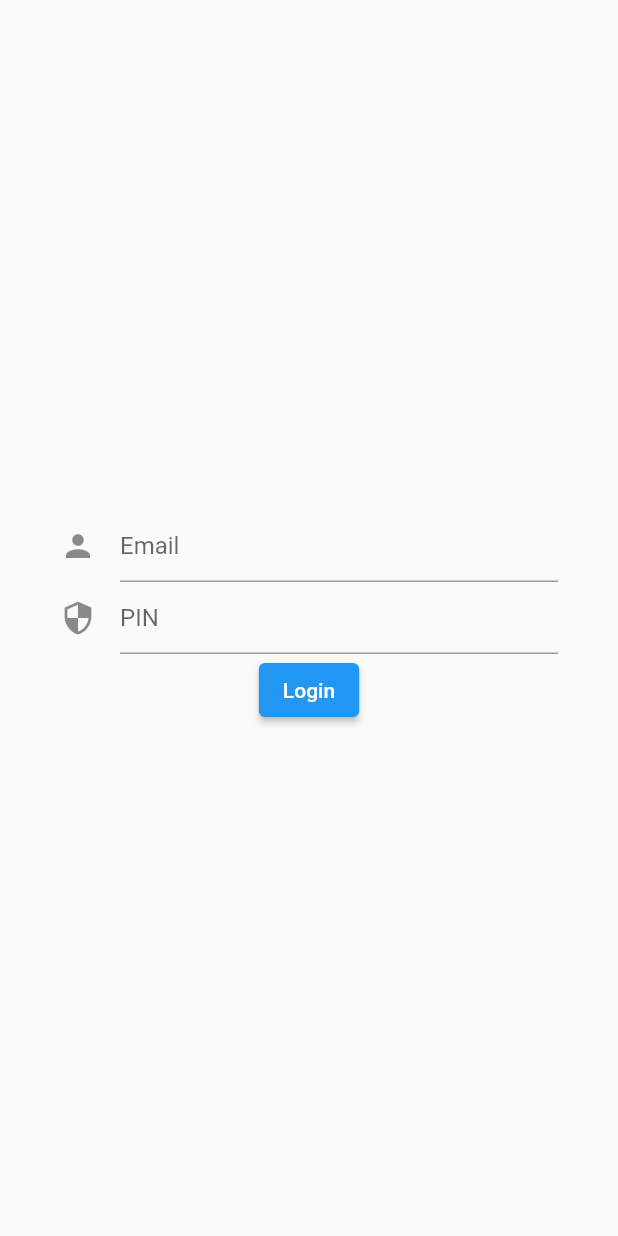
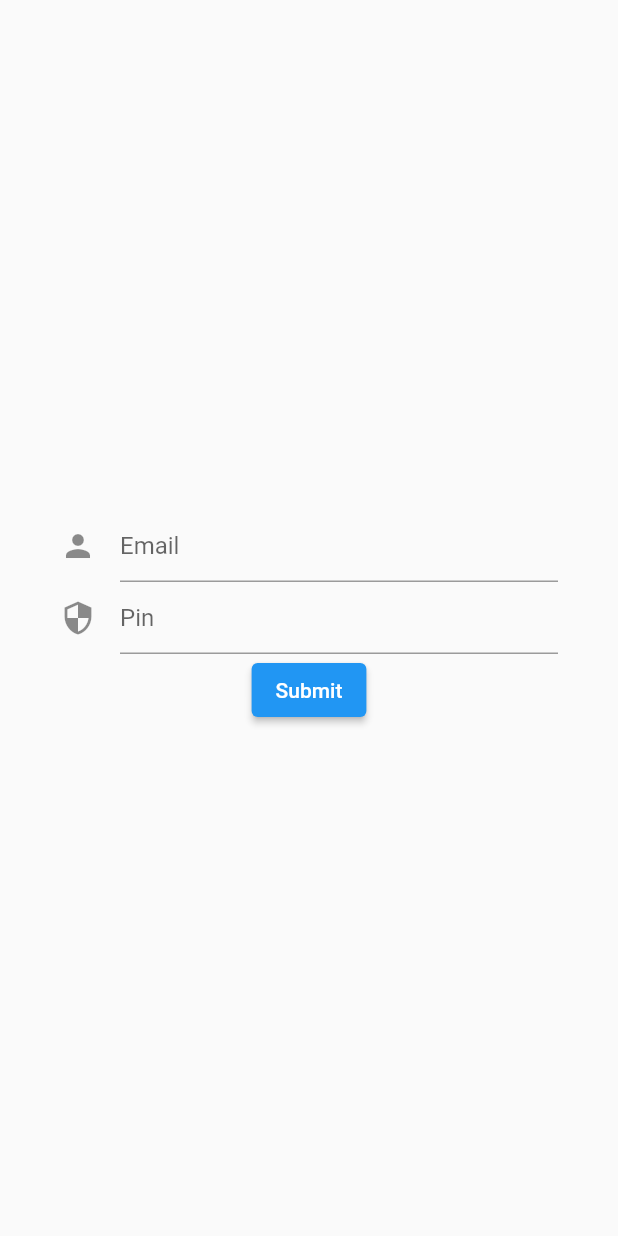
Before and after one commit to fillthegapp/flutter_example, a Flutter app: the screen it shows after launch, on a phone screen of 412 x 824 dp. Run offline on Flutter 3.47's test engine with Material 2 defaults, Android fonts, the phone set to English and light mode, and no system bars; our stand-ins replace equatable, flutter_bloc.

Commit message:
changes to include events, forms and formstates to keep updated the UI

```diff
--- a/lib/dependency/app_dependency.dart
+++ b/lib/dependency/app_dependency.dart
@@ -1,6 +1,7 @@
 import 'package:flutter/material.dart';
 import 'package:flutter_bloc/flutter_bloc.dart';
 import 'package:flutter_example/feature/login/bloc/login_bloc.dart';
+import 'package:flutter_example/repository/auth_repository.dart';
 
 class AppDependency extends StatelessWidget {
   const AppDependency({super.key, required this.child});
@@ -14,7 +15,7 @@ class AppDependency extends StatelessWidget {
     return MultiBlocProvider(
       providers: [
         BlocProvider<LoginBloc>(
-          create: (context) => LoginBloc(),
+          create: (context) => LoginBloc(AuthRepository()),
         ),
       ],
       child: child,
--- a/lib/example_app.dart
+++ b/lib/example_app.dart
@@ -1,7 +1,9 @@
 import 'package:flutter/material.dart';
+import 'package:flutter_bloc/flutter_bloc.dart';
 import 'package:flutter_example/dependency/app_dependency.dart';
 import 'package:flutter_example/feature/login/screen/login_screen.dart';
 import 'package:flutter_example/feature/museum_list/screen/museum_list_screen.dart';
+import 'package:flutter_example/repository/auth_repository.dart';
 
 final GlobalKey<NavigatorState> navigatorKey = GlobalKey<NavigatorState>();
 
@@ -16,7 +18,8 @@ class ExampleApp extends StatelessWidget {
           debugShowMaterialGrid: false,
           initialRoute: 'login',
           routes: {
-            'login': (_) => LoginScreen(),
+            'login': (_) => RepositoryProvider(
+                create: (context) => AuthRepository(), child: LoginScreen()),
             'museum_list': (_) => const MuseumListScreen()
           }),
     );
--- /dev/null
+++ b/lib/feature/login/bloc/form_submission_state.dart
@@ -0,0 +1,18 @@
+abstract class FormSubmissionState {
+  const FormSubmissionState();
+}
+
+class FormInitialState extends FormSubmissionState {}
+
+class FormInvalidUser extends FormSubmissionState {}
+
+class FormInvalidPin extends FormSubmissionState {}
+
+class FormSubmittingState extends FormSubmissionState {}
+
+class FormSubmitSuccessState extends FormSubmissionState {}
+
+class FormSubmitFailedState extends FormSubmissionState {
+  final Exception exception;
+  FormSubmitFailedState(this.exception);
+}
--- a/lib/feature/login/bloc/login_event.dart
+++ b/lib/feature/login/bloc/login_event.dart
@@ -10,8 +10,19 @@ abstract class LoginEvent extends Equatable {
 class OnEmailChangedEvent extends LoginEvent {
   final String email;
 
-  OnEmailChangedEvent({required this.email});
+  const OnEmailChangedEvent({required this.email});
 
   @override
   List<Object?> get props => [email];
 }
+
+class OnPinChangedEvent extends LoginEvent {
+  final String pin;
+
+  const OnPinChangedEvent({required this.pin});
+
+  @override
+  List<Object?> get props => [pin];
+}
+
+class OnLoginButtonClickEvent extends LoginEvent {}
--- a/lib/feature/login/bloc/login_state.dart
+++ b/lib/feature/login/bloc/login_state.dart
@@ -1,12 +1,17 @@
 part of 'login_bloc.dart';
 
- class LoginState extends Equatable {
-  const LoginState();
+class LoginState extends Equatable {
+  final String email;
+
+  final String pin;
+  final FormSubmissionState formStatus;
+
+  const LoginState({
+    this.email = '',
+    this.pin = '',
+    required this.formStatus,
+  });
 
   @override
-  List<Object?> get props => [];
+  List<Object?> get props => [email, pin];
 }
-
-class LoginInitial extends LoginState {
-  const LoginInitial();
-}
--- a/lib/feature/login/screen/login_screen.dart
+++ b/lib/feature/login/screen/login_screen.dart
@@ -1,6 +1,10 @@
 import 'package:flutter/material.dart';
 import 'package:flutter_bloc/flutter_bloc.dart';
 import 'package:flutter_example/feature/login/bloc/login_bloc.dart';
+import 'package:flutter_example/widget/button_basic.dart';
+
+import '../../../widget/text_input.dart';
+import '../bloc/form_submission_state.dart';
 
 class LoginScreen extends StatelessWidget {
   final _formKey = GlobalKey<FormState>();
@@ -12,44 +16,133 @@ class LoginScreen extends StatelessWidget {
     return BlocBuilder<LoginBloc, LoginState>(
       builder: (context, state) {
         // Create screen depending on state
-        return Scaffold(body: _loginForm());
+        if (state.formStatus is FormInitialState) {
+          return Scaffold(body: _loginForm(context));
+        } else if (state.formStatus is FormInvalidUser) {
+          return Scaffold(body: _loginFormInvalidUser(context));
+        } else if (state.formStatus is FormInvalidPin) {
+          return Scaffold(body: _loginFormInvalidPin(context));
+        } else {
+          return Scaffold(body: _loginForm(context));
+        }
       },
     );
   }
 
-  Widget _loginForm() {
+  Widget _loginForm(BuildContext context) {
     return Form(
         key: _formKey,
         child: Padding(
           padding: const EdgeInsets.symmetric(horizontal: 40),
           child: Column(
             mainAxisAlignment: MainAxisAlignment.center,
-            children: [_usernameField(), _passwordField(), _loginButton()],
+            children: [
+              TextInput(
+                text: 'Email',
+                icon: const Icon(Icons.person),
+                onChangeText: (value) => {
+                  context
+                      .read<LoginBloc>()
+                      .add(OnEmailChangedEvent(email: value))
+                },
+                validateText: (value) => {},
+                secret: false,
+              ),
+              TextInput(
+                  text: 'Pin',
+                  icon: const Icon(Icons.security),
+                  validateText: (value) => {},
+                  onChangeText: (value) => {
+                        context
+                            .read<LoginBloc>()
+                            .add(OnPinChangedEvent(pin: value))
+                      },
+                  secret: true),
+              Button(
+                  text: 'Submit',
+                  onClickButton: () => {
+                        context.read<LoginBloc>().add(OnLoginButtonClickEvent())
+                      })
+            ],
           ),
         ));
   }
 
-  Widget _usernameField() {
-    return TextFormField(
-        decoration: const InputDecoration(
-          icon: Icon(Icons.person),
-          hintText: 'Email',
-        ),
-        validator: (value) => null);
+  Widget _loginFormInvalidUser(BuildContext context) {
+    return Form(
+        key: _formKey,
+        child: Padding(
+          padding: const EdgeInsets.symmetric(horizontal: 40),
+          child: Column(
+            mainAxisAlignment: MainAxisAlignment.center,
+            children: [
+              TextInput(
+                text: 'Email',
+                icon: const Icon(Icons.person),
+                onChangeText: (value) => {
+                  context
+                      .read<LoginBloc>()
+                      .add(OnEmailChangedEvent(email: value))
+                },
+                validateText: (value) => {},
+                secret: false,
+              ),
+              TextInput(
+                  text: 'Pin',
+                  icon: const Icon(Icons.security),
+                  validateText: (value) => {'Please enter a valid email'},
+                  onChangeText: (value) => {
+                        context
+                            .read<LoginBloc>()
+                            .add(OnPinChangedEvent(pin: value))
+                      },
+                  secret: true),
+              Button(
+                  text: 'Submit',
+                  onClickButton: () => {
+                        context.read<LoginBloc>().add(OnLoginButtonClickEvent())
+                      })
+            ],
+          ),
+        ));
   }
 
-  Widget _passwordField() {
-    return TextFormField(
-      obscureText: true,
-      decoration: const InputDecoration(
-        icon: Icon(Icons.security),
-        hintText: 'PIN',
-      ),
-      validator: (value) => null,
-    );
-  }
-
-  Widget _loginButton() {
-    return ElevatedButton(onPressed: () {}, child: const Text('Login'));
+  Widget _loginFormInvalidPin(BuildContext context) {
+    return Form(
+        key: _formKey,
+        child: Padding(
+          padding: const EdgeInsets.symmetric(horizontal: 40),
+          child: Column(
+            mainAxisAlignment: MainAxisAlignment.center,
+            children: [
+              TextInput(
+                text: 'Email',
+                icon: const Icon(Icons.person),
+                onChangeText: (value) => {
+                  context
+                      .read<LoginBloc>()
+                      .add(OnEmailChangedEvent(email: value))
+                },
+                validateText: (value) => {},
+                secret: false,
+              ),
+              TextInput(
+                  text: 'Pin',
+                  icon: const Icon(Icons.security),
+                  validateText: (value) => {'The pin should have 4 characters'},
+                  onChangeText: (value) => {
+                        context
+                            .read<LoginBloc>()
+                            .add(OnPinChangedEvent(pin: value))
+                      },
+                  secret: true),
+              Button(
+                  text: 'Submit',
+                  onClickButton: () => {
+                        context.read<LoginBloc>().add(OnLoginButtonClickEvent())
+                      })
+            ],
+          ),
+        ));
   }
 }
--- /dev/null
+++ b/lib/widget/button_basic.dart
@@ -0,0 +1,13 @@
+import 'package:flutter/material.dart';
+
+class Button extends StatelessWidget {
+  final String text;
+  final Function onClickButton;
+
+  const Button({super.key, required this.text, required this.onClickButton});
+
+  @override
+  Widget build(BuildContext context) {
+    return ElevatedButton(onPressed: () => onClickButton(), child: Text(text));
+  }
+}
--- /dev/null
+++ b/lib/widget/text_input.dart
@@ -0,0 +1,30 @@
+import 'package:flutter/material.dart';
+
+class TextInput extends StatelessWidget {
+  final String text;
+  final bool secret;
+  final Icon icon;
+  final Function validateText;
+  final Function onChangeText;
+
+  const TextInput(
+      {super.key,
+      required this.text,
+      required this.icon,
+      required this.validateText,
+      required this.onChangeText,
+      required this.secret});
+
+  @override
+  Widget build(BuildContext context) {
+    return TextFormField(
+      obscureText: secret,
+      decoration: InputDecoration(
+        icon: icon,
+        hintText: text,
+      ),
+      validator: (value) => validateText(value),
+      onChanged: (value) => onChangeText(value),
+    );
+  }
+}
```
Also changed, not shown: lib/feature/login/bloc/login_bloc.dart (+47 -3 lines), lib/repository/auth_repository.dart (added, +7 -0 lines).
